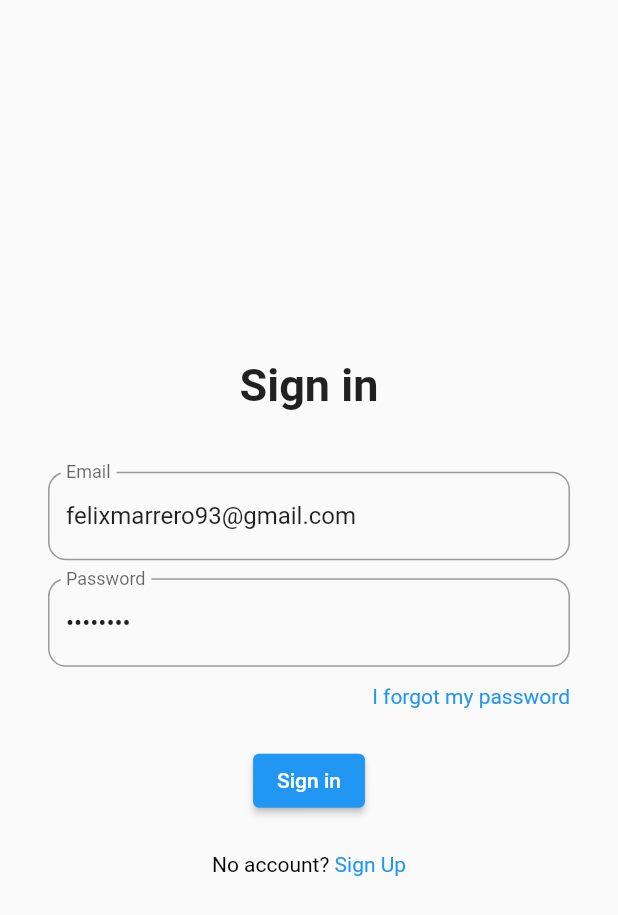
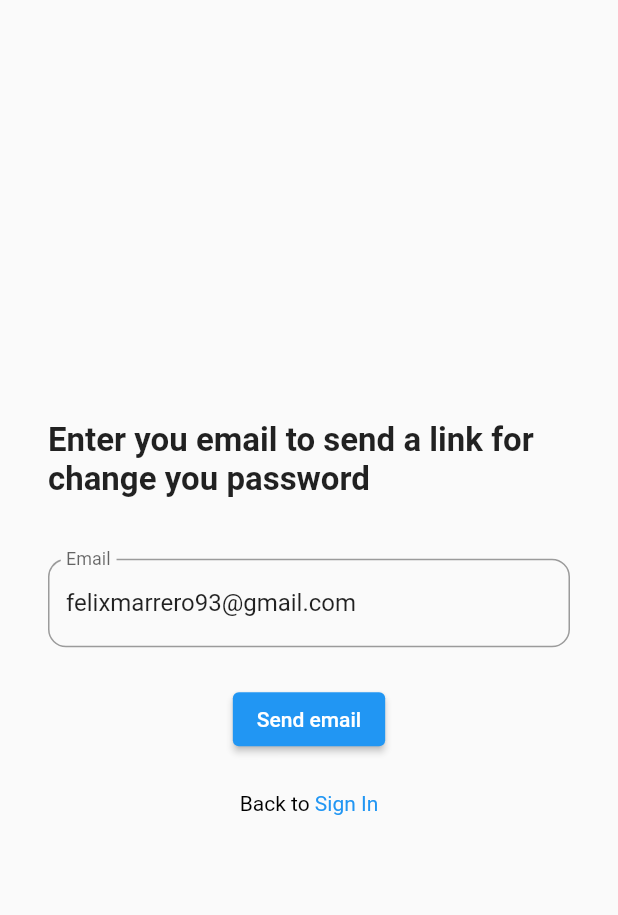
Before and after one commit to famarrero/flutter_firebase_auth, a Flutter app: the screen it shows after launch, after a tap on "I forgot my password", on a phone screen of 412 x 824 dp. Shown: the top 915 px of the screen. Run offline on Flutter 3.47's test engine with Material 2 defaults, Android fonts, the phone set to English and light mode, and no system bars; our stand-ins replace bloc, built_collection, equatable, firebase_auth, firebase_core, flutter_bloc and 3 more; accounts and stored records are empty; network calls fail.

Commit message:
-Add google sign up

```diff
--- /dev/null
+++ b/lib/pages/forgot_password/bloc/forgot_password_bloc.dart
@@ -0,0 +1,56 @@
+import 'package:bloc/bloc.dart';
+import 'package:firebase_auth/firebase_auth.dart';
+import 'package:flutter_firebase_auth/utils/base_state.dart';
+import 'package:flutter_firebase_auth/utils/failures.dart';
+import 'package:flutter_firebase_auth/utils/firebase_error_messages.dart';
+import 'package:freezed_annotation/freezed_annotation.dart';
+
+part 'forgot_password_bloc.freezed.dart';
+part 'forgot_password_event.dart';
+part 'forgot_password_state.dart';
+
+class ForgetPasswordBloc
+    extends Bloc<ForgotPasswordEvent, ForgotPasswordState> {
+  ForgetPasswordBloc()
+      : super(const ForgotPasswordState(
+          sendEmail: BaseState.initial(),
+        )) {
+    on<_ForgotPasswordEventSendEmailPressed>(
+        _onForgotPasswordEventSendEmailPressed);
+  }
+
+  void _onForgotPasswordEventSendEmailPressed(
+    _ForgotPasswordEventSendEmailPressed event,
+    Emitter<ForgotPasswordState> emit,
+  ) async {
+    emit(
+      state.copyWith(
+        sendEmail: state.sendEmail.copyWith(isLoading: true),
+      ),
+    );
+
+    // await Future.delayed(const Duration(seconds: 3));
+
+    try {
+      await FirebaseAuth.instance.sendPasswordResetEmail(
+        email: event.email,
+      );
+
+      emit(
+        state.copyWith(
+          sendEmail: const BaseState.loaded(true),
+        ),
+      );
+    } on FirebaseAuthException catch (e) {
+      emit(
+        state.copyWith(
+          sendEmail: BaseState.fail(
+            FirebaseFailure(
+              getFirebaseErrorMessageByErrorCode(e.code),
+            ),
+          ),
+        ),
+      );
+    }
+  }
+}
--- /dev/null
+++ b/lib/pages/forgot_password/bloc/forgot_password_event.dart
@@ -0,0 +1,8 @@
+part of 'forgot_password_bloc.dart';
+
+@freezed
+class ForgotPasswordEvent with _$ForgotPasswordEvent {
+  const factory ForgotPasswordEvent.onSendEmailPressed({
+    required String email,
+  }) = _ForgotPasswordEventSendEmailPressed;
+}
--- /dev/null
+++ b/lib/pages/forgot_password/bloc/forgot_password_state.dart
@@ -0,0 +1,12 @@
+part of 'forgot_password_bloc.dart';
+
+@freezed
+class ForgotPasswordState with _$ForgotPasswordState {
+  const ForgotPasswordState._();
+
+  const factory ForgotPasswordState({
+    required BaseState<bool> sendEmail,
+  }) = _ForgotPasswordState;
+
+
+}
--- /dev/null
+++ b/lib/pages/forgot_password/forgot_password_page.dart
@@ -0,0 +1,123 @@
+import 'package:flutter/cupertino.dart';
+import 'package:flutter/gestures.dart';
+import 'package:flutter/material.dart';
+import 'package:flutter_bloc/flutter_bloc.dart';
+import 'package:flutter_firebase_auth/pages/forgot_password/bloc/forgot_password_bloc.dart';
+import 'package:go_router/go_router.dart';
+
+class ForgotPasswordPage extends StatefulWidget {
+  const ForgotPasswordPage({Key? key}) : super(key: key);
+
+  @override
+  State<ForgotPasswordPage> createState() => _ForgotPasswordPageState();
+}
+
+class _ForgotPasswordPageState extends State<ForgotPasswordPage> {
+  late TextEditingController emailController;
+
+  @override
+  void initState() {
+    emailController = TextEditingController();
+
+    emailController.text = 'felixmarrero93@gmail.com';
+    super.initState();
+  }
+
+  @override
+  void dispose() {
+    emailController.dispose();
+    super.dispose();
+  }
+
+  @override
+  Widget build(BuildContext context) {
+    return Scaffold(
+      body: BlocProvider(
+        create: (context) => ForgetPasswordBloc(),
+        child: BlocConsumer<ForgetPasswordBloc, ForgotPasswordState>(
+          listener: (context, state) {
+            if (state.sendEmail.failure != null) {
+              ScaffoldMessenger.of(context).showSnackBar(
+                SnackBar(
+                  content: Text(state.sendEmail.failure!.message),
+                ),
+              );
+            }
+          },
+          builder: (context, state) {
+            return Padding(
+              padding: const EdgeInsets.all(32.0),
+              child: Column(
+                mainAxisSize: MainAxisSize.max,
+                mainAxisAlignment: MainAxisAlignment.center,
+                children: [
+                  const Text(
+                    "Enter you email to send a link for change you password",
+                    style: TextStyle(
+                      fontSize: 22,
+                      fontWeight: FontWeight.bold,
+                    ),
+                  ),
+                  const SizedBox(
+                    height: 40,
+                  ),
+                  TextField(
+                    controller: emailController,
+                    decoration: InputDecoration(
+                      labelText: 'Email',
+                      border: OutlineInputBorder(
+                        borderRadius: BorderRadius.circular(12),
+                        borderSide: const BorderSide(
+                          color: Colors.grey,
+                          width: 0.50,
+                        ),
+                      ),
+                    ),
+                  ),
+                  const SizedBox(height: 24.0),
+                  state.sendEmail.isLoading
+                      ? const CupertinoActivityIndicator(
+                          radius: 16.0,
+                          color: Colors.blue,
+                        )
+                      : ElevatedButton(
+                          onPressed: () =>
+                              context.read<ForgetPasswordBloc>().add(
+                                    ForgotPasswordEvent.onSendEmailPressed(
+                                      email: emailController.text.trim(),
+                                    ),
+                                  ),
+                          child: const Text('Send email'),
+                        ),
+                  const SizedBox(height: 24.0),
+                  RichText(
+                    text: TextSpan(
+                      text: 'Back to ',
+                      style: const TextStyle(
+                        color: Colors.black,
+                      ),
+                      children: [
+                        TextSpan(
+                          recognizer: TapGestureRecognizer()
+                            ..onTap = onSingInTextPressed,
+                          text: 'Sign In',
+                          style: const TextStyle(
+                            color: Colors.blue,
+                          ),
+                        )
+                      ],
+                    ),
+                  )
+                ],
+              ),
+            );
+          },
+        ),
+      ),
+    );
+  }
+
+  void onSingInTextPressed() {
+    context.pop();
+  }
+}
--- a/lib/pages/login/bloc/login_event.dart
+++ b/lib/pages/login/bloc/login_event.dart
@@ -2,6 +2,9 @@ part of 'login_bloc.dart';
 
 @freezed
 class LoginEvent with _$LoginEvent {
+  const factory LoginEvent.onGoogleSignUpPressed() =
+      _LoginEventGoogleSignUpPressed;
+
   const factory LoginEvent.onLoginPressed({
     required String email,
     required String password,
--- a/lib/pages/login/bloc/login_state.dart
+++ b/lib/pages/login/bloc/login_state.dart
@@ -6,6 +6,7 @@ class LoginState with _$LoginState {
 
   const factory LoginState({
     required LoginStatusEnum loginStatus,
+    required BaseState<bool> googleSignUp,
     required BaseState<bool> signIn,
     required BaseState<bool> signOut,
   }) = _LoginState;
--- a/lib/pages/login/login_page.dart
+++ b/lib/pages/login/login_page.dart
@@ -1,9 +1,14 @@
+import 'package:firebase_auth/firebase_auth.dart';
 import 'package:flutter/cupertino.dart';
 import 'package:flutter/gestures.dart';
 import 'package:flutter/material.dart';
 import 'package:flutter_bloc/flutter_bloc.dart';
 import 'package:flutter_firebase_auth/pages/auth/auth_page.dart';
+import 'package:flutter_firebase_auth/pages/forgot_password/forgot_password_page.dart';
 import 'package:flutter_firebase_auth/pages/login/bloc/login_bloc.dart';
+import 'package:flutter_firebase_auth/routes/go_route.dart';
+import 'package:go_router/go_router.dart';
+import 'package:google_sign_in/google_sign_in.dart';
 
 class LoginPage extends StatefulWidget {
   const LoginPage({Key? key}) : super(key: key);
@@ -46,10 +51,19 @@ class _LoginPageState extends State<LoginPage> {
               ),
             );
           }
+          if (state.googleSignUp.failure != null) {
+            ScaffoldMessenger.of(context).showSnackBar(
+              SnackBar(
+                content: Text(state.googleSignUp.failure!.message),
+              ),
+            );
+          }
         },
         builder: (context, state) {
           return Padding(
             padding: const EdgeInsets.all(32.0),
+            child: Center(
+              child: SingleChildScrollView(
                 child: Column(
                   mainAxisSize: MainAxisSize.max,
                   mainAxisAlignment: MainAxisAlignment.center,
@@ -63,6 +77,16 @@ class _LoginPageState extends State<LoginPage> {
                     ),
                     const SizedBox(
                       height: 40,
+                    ),
+                    state.googleSignUp.isLoading
+                        ? const CupertinoActivityIndicator(
+                            radius: 16.0,
+                            color: Colors.blue,
+                          )
+                        : ElevatedButton(
+                            onPressed: () => context.read<LoginBloc>()
+                              ..add(const LoginEvent.onGoogleSignUpPressed()),
+                            child: const Text(' Sign Up with Google'),
                           ),
                     TextField(
                       controller: emailController,
@@ -97,7 +121,7 @@ class _LoginPageState extends State<LoginPage> {
                       mainAxisAlignment: MainAxisAlignment.end,
                       children: [
                         GestureDetector(
-                      onTap: () {},
+                          onTap: onForgotPasswordTextPressed,
                           child: const Text(
                             'I forgot my password',
                             style: TextStyle(color: Colors.blue),
@@ -140,6 +164,8 @@ class _LoginPageState extends State<LoginPage> {
                     )
                   ],
                 ),
+              ),
+            ),
           );
         },
       ),
@@ -154,4 +180,13 @@ class _LoginPageState extends State<LoginPage> {
       ),
     );
   }
+
+  void onForgotPasswordTextPressed() {
+    Navigator.push(
+      context,
+      MaterialPageRoute(
+        builder: (_) => const ForgotPasswordPage(),
+      ),
+    );
   }
+}
--- a/lib/routes/go_route.dart
+++ b/lib/routes/go_route.dart
@@ -1,5 +1,6 @@
 import 'package:flutter/material.dart';
 import 'package:flutter_firebase_auth/pages/auth/auth_page.dart';
+import 'package:flutter_firebase_auth/pages/forgot_password/forgot_password_page.dart';
 import 'package:flutter_firebase_auth/pages/home/home_page.dart';
 import 'package:flutter_firebase_auth/pages/login/bloc/login_bloc.dart';
 import 'package:flutter_firebase_auth/pages/login/login_page.dart';
@@ -9,6 +10,9 @@ import 'package:go_router/go_router.dart';
 abstract class Routes {
   static String loginPath = '/login';
   static String loginName = 'LoginPage';
+
+  static String forgotPasswordPath = '/forgot-password';
+  static String forgotPasswordName = 'ForgotPasswordPage';
 
   static String authenticationPath = '/authentication';
   static String authenticationName = 'AuthenticationPage';
@@ -42,6 +46,12 @@ GoRouter getAppRoute(LoginBloc loginCubit) => GoRouter(
             builder: (BuildContext context, GoRouterState state) {
               return const HomePage();
             }),
+        GoRoute(
+            path: Routes.forgotPasswordPath,
+            name: Routes.forgotPasswordName,
+            builder: (BuildContext context, GoRouterState state) {
+              return const ForgotPasswordPage();
+            }),
       ],
       redirect: (BuildContext context, GoRouterState state) {
         // if the user is not logged in, they need to login
--- a/pubspec.yaml
+++ b/pubspec.yaml
@@ -18,6 +18,7 @@ dependencies:
   flutter_bloc: ^8.1.1
   go_router: ^6.5.5
   equatable: ^2.0.3
+  google_sign_in: ^6.1.0
 
 
 dev_dependencies:
```
Also changed, not shown: lib/pages/login/bloc/login_bloc.dart (+55 -0 lines), lib/pages/forgot_password/bloc/forgot_password_bloc.freezed.dart (added), lib/pages/login/bloc/login_bloc.freezed.dart, pubspec.lock, 1 other file. Lines whose indentation alone changed are shown as unchanged.
